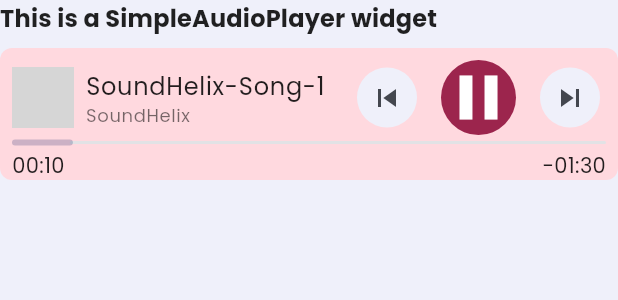
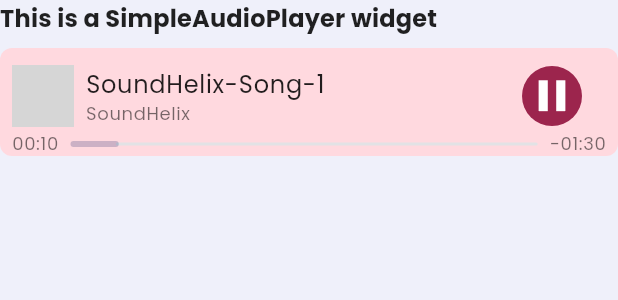
Before and after one commit to maxonflutter/atomsbox, a Flutter app: the SimpleAudioPlayerExample widget shown alone on an empty page, opened directly, on a phone screen of 412 x 824 dp. Shown: the top 300 px of the screen. Run offline on Flutter 3.47's test engine with Material 2 defaults, Android fonts, the phone set to English and light mode, and no system bars; our stand-ins replace audio_service, carousel_slider, google_fonts; network calls fail; grey boxes are pictures that could not be loaded.

Commit message:
Changes in the audio controls, player, and seekbar

```diff
--- a/examples/atomsbox_simple_library/lib/simple/organisms/simple_audio_player_example.dart
+++ b/examples/atomsbox_simple_library/lib/simple/organisms/simple_audio_player_example.dart
@@ -16,6 +16,7 @@ class SimpleAudioPlayerExample extends StatelessWidget {
         ),
         const SizedBox(height: SimpleConstants.sm),
         SimpleAudioPlayer(
+          dense: true,
           songName: 'SoundHelix-Song-1',
           songUrl:
               'https://www.soundhelix.com/examples/mp3/SoundHelix-Song-1.mp3',
@@ -23,6 +24,7 @@ class SimpleAudioPlayerExample extends StatelessWidget {
               'https://images.unsplash.com/photo-1680034200882-698487d46a79?ixlib=rb-4.0.3&ixid=MnwxMjA3fDB8MHxwaG90by1wYWdlfHx8fGVufDB8fHx8&auto=format&fit=crop&w=1365&q=80',
           artistName: 'SoundHelix',
           audioControls: SimpleAudioControls(
+            dense: true,
             pause: () {},
             play: () {},
           ),
@@ -30,7 +32,6 @@ class SimpleAudioPlayerExample extends StatelessWidget {
             duration: Duration(seconds: 100),
             position: Duration(seconds: 10),
           ),
-          dense: true,
         ),
         const SizedBox(height: SimpleConstants.xlg),
       ],
--- a/packages/atomsbox/lib/src/simple/molecules/simple_audio_controls.dart
+++ b/packages/atomsbox/lib/src/simple/molecules/simple_audio_controls.dart
@@ -95,7 +95,9 @@ class SimpleAudioControls extends StatelessWidget {
       mainAxisAlignment: MainAxisAlignment.center,
       children: [
         // TODO: Check playback state for the skip previous button
-        SimpleIconButton(
+        dense
+            ? const SizedBox()
+            : SimpleIconButton(
                 onPressed: () {},
                 icon: Icons.skip_previous,
                 colorPalette: ColorPalette.surface,
@@ -104,7 +106,9 @@ class SimpleAudioControls extends StatelessWidget {
         _mainButton,
         const SizedBox(width: SimpleConstants.md),
         // TODO: Check playback state for the skip next button
-        SimpleIconButton(
+        dense
+            ? const SizedBox()
+            : SimpleIconButton(
                 onPressed: () {},
                 icon: Icons.skip_next,
                 colorPalette: ColorPalette.surface,
--- a/packages/atomsbox/lib/src/simple/molecules/simple_audio_seekbar.dart
+++ b/packages/atomsbox/lib/src/simple/molecules/simple_audio_seekbar.dart
@@ -1,5 +1,6 @@
 import 'package:flutter/material.dart';
 
+import '../atoms/config/simple_constants.dart';
 import '../atoms/extensions/duration_extensions.dart';
 import '../atoms/simple_slider.dart';
 import '../atoms/simple_text.dart';
@@ -60,40 +61,36 @@ class SimpleAudioSeekbar extends StatelessWidget {
 
   @override
   Widget build(BuildContext context) {
-    return SizedBox(
-      height: dense ? null : 30,
-      child: Stack(
-        children: [
-          SimpleSlider(
+    return Row(
+      children: [
+        ...dense
+            ? [const SizedBox()]
+            : [
+                SimpleText(
+                  position.formatDuration(),
+                  textStyle: TextStyleEnum.bodySmall,
+                ),
+                const SizedBox(width: SimpleConstants.sm),
+              ],
+        Expanded(
+          child: SimpleSlider(
             value: position.inMilliseconds.toDouble(),
             maxValue: duration.inMilliseconds.toDouble(),
             thumbShape: SliderComponentShape.noThumb,
             // TODO: _audioHandler.seekTo ...
             onChanged: (p0) {},
           ),
-          dense
-              ? const SizedBox()
-              : Positioned(
-                  right: 0.0,
-                  bottom: 0.0,
-                  child: SizedBox(
-                    height: 20,
-                    child: SimpleText(
-                        '-${(duration - position).formatDuration()}'),
-                  ),
+        ),
+        ...dense
+            ? [const SizedBox()]
+            : [
+                const SizedBox(width: SimpleConstants.sm),
+                SimpleText(
+                  '-${(duration - position).formatDuration()}',
+                  textStyle: TextStyleEnum.bodySmall,
                 ),
-          dense
-              ? const SizedBox()
-              : Positioned(
-                  left: 0.0,
-                  bottom: 0.0,
-                  child: SizedBox(
-                    height: 20,
-                    child: SimpleText(position.formatDuration()),
-                  ),
-                ),
-        ],
-      ),
+              ],
+      ],
     );
   }
 }
```
Lines whose indentation alone changed are shown as unchanged.
